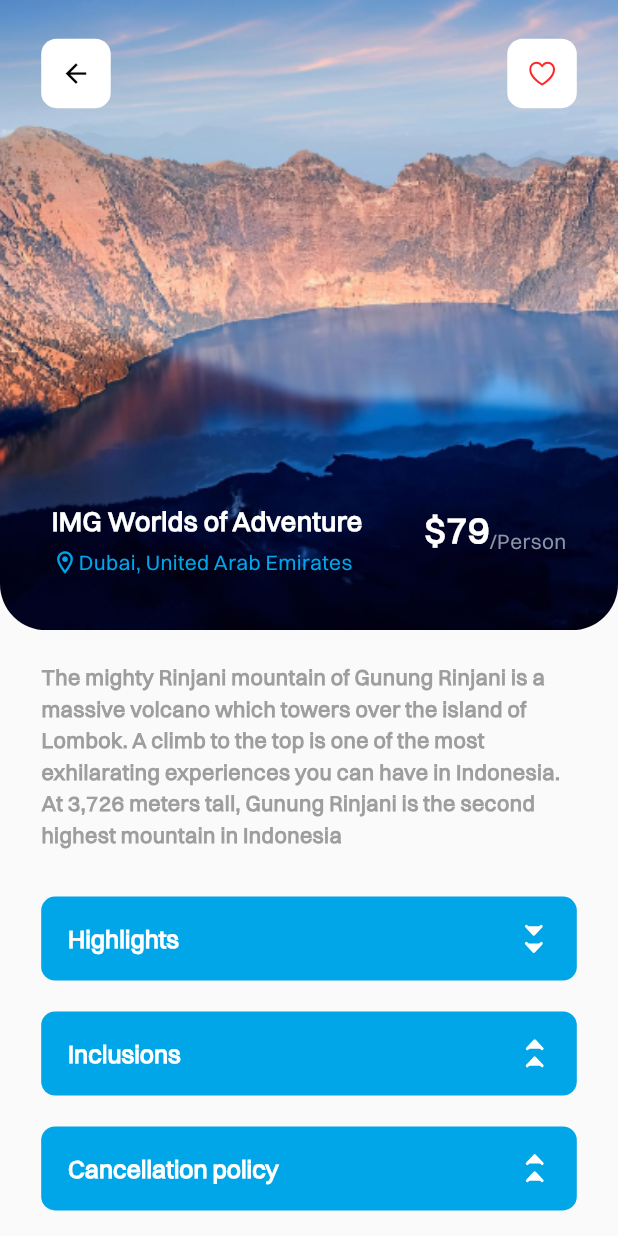
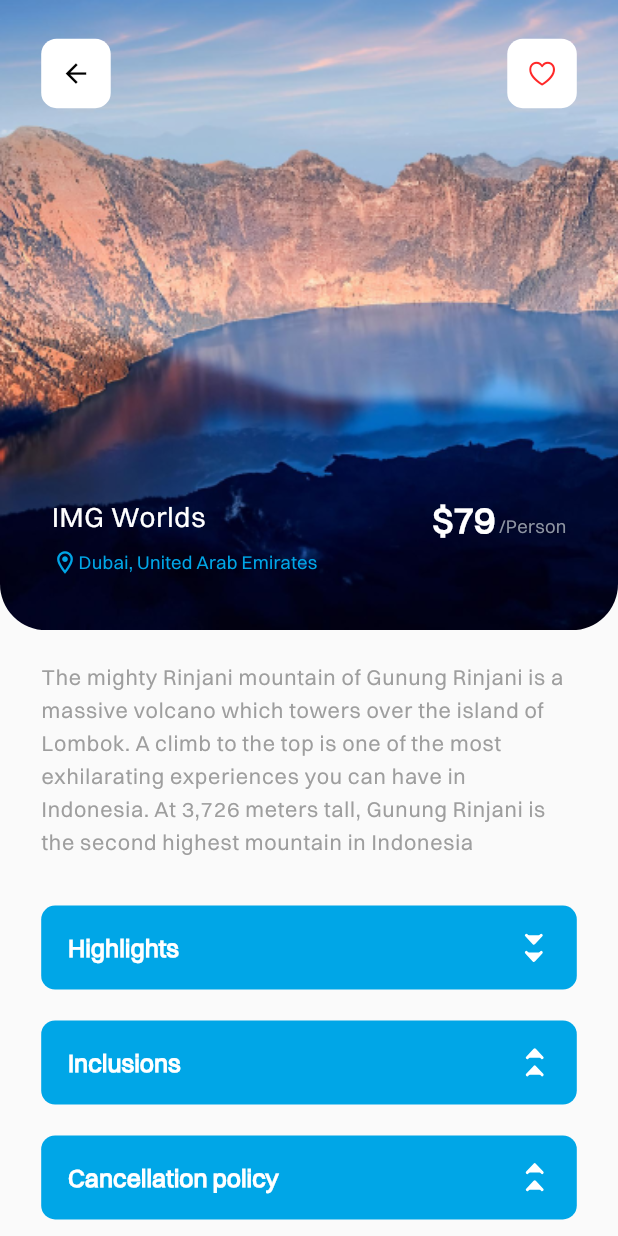
Before and after one commit to codegyept/travellapp, a Flutter app: the TravelDetailsScreen screen opened by its route, after a tap on "Highlights", on a phone screen of 412 x 824 dp. Run offline on Flutter 3.47's test engine with Material 3 defaults, Android fonts, the phone set to English and light mode, and no system bars; our stand-ins replace animated_splash_screen, bloc, curved_labeled_navigation_bar, dotted_line, flutter_bloc, flutter_screenutil and 5 more.

Commit message:
apply text theme to `blog_details_screen` and `travel_details_screen` screens

```diff
--- a/lib/core/utils/bolg_travel_title_section.dart
+++ b/lib/core/utils/bolg_travel_title_section.dart
@@ -10,6 +10,7 @@ class BolgTravelTitleSection extends StatelessWidget {
   final String address;
   final String price;
   final String imagePath;
+  final bool isTrip;
   final void Function()? onLikePressed;
 
   const BolgTravelTitleSection({
@@ -18,6 +19,7 @@ class BolgTravelTitleSection extends StatelessWidget {
     required this.price,
     required this.imagePath,
     this.onLikePressed,
+    this.isTrip = true,
     super.key,
   });
 
@@ -53,6 +55,7 @@ class BolgTravelTitleSection extends StatelessWidget {
                     context.pop();
                   },
                 ),
+                if (isTrip)
                   CustomIconButton(
                     icon: CupertinoIcons.heart,
                     iconColor: AppColors.redAppColor,
@@ -67,21 +70,37 @@ class BolgTravelTitleSection extends StatelessWidget {
             right: 0,
             child: Padding(
               padding: EdgeInsets.symmetric(horizontal: 25.w, vertical: 35.h),
-              child: Row(
+              child: Column(
+                crossAxisAlignment: CrossAxisAlignment.start,
+                children: [
+                  Row(
                     crossAxisAlignment: CrossAxisAlignment.start,
                     mainAxisAlignment: MainAxisAlignment.spaceBetween,
                     children: [
-                  Column(
-                    crossAxisAlignment: CrossAxisAlignment.start,
-                    mainAxisAlignment: MainAxisAlignment.end,
-                    children: [
                       Text(
                         title,
-                        style: const TextStyle(
+                        style: Theme.of(context).textTheme.labelMedium!.copyWith(
                               color: AppColors.white,
-                          fontSize: 18,
-                          fontWeight: FontWeight.w700,
+                              fontWeight: FontWeight.w400,
                             ),
+                      ),
+                      Row(
+                        crossAxisAlignment: CrossAxisAlignment.end,
+                        children: [
+                          if (isTrip)
+                            Text(
+                              "\$$price",
+                              style: Theme.of(context).textTheme.displayLarge,
+                            ),
+                          Text(
+                            isTrip ? " /Person" : '7,3 2024',
+                            style: Theme.of(context).textTheme.titleMedium!.copyWith(
+                                  color: AppColors.grayLight,
+                                ),
+                          ),
+                        ],
+                      ),
+                    ],
                   ),
                   SizedBox(
                     height: 5.h,
@@ -95,36 +114,8 @@ class BolgTravelTitleSection extends StatelessWidget {
                       ),
                       Text(
                         address,
-                            style: const TextStyle(
-                              fontSize: 14,
-                              color: AppColors.textAndBackgroundColorButton,
-                              fontWeight: FontWeight.w400,
-                              height: 1.3,
-                            ),
-                          ),
-                        ],
-                      ),
-                    ],
-                  ),
-                  Row(
-                    crossAxisAlignment: CrossAxisAlignment.end,
-                    children: [
-                      Text(
-                        "\$$price",
-                        style:  TextStyle(
-                          color: AppColors.white,
-                          fontSize: 24.sp,
-                          fontWeight: FontWeight.w700,
-                        ),
-                      ),
-                      const Text(
-                        "/Person",
-                        style: TextStyle(
-                          fontSize: 14,
-                          color: AppColors.grayLight,
-                          fontWeight: FontWeight.w400,
-                          height: 1.3,
-                        ),
+                        overflow: TextOverflow.ellipsis,
+                        style: Theme.of(context).textTheme.titleMedium,
                       ),
                     ],
                   ),
--- a/lib/core/utils/comment_card.dart
+++ b/lib/core/utils/comment_card.dart
@@ -40,20 +40,15 @@ class CommentCard extends StatelessWidget {
                     name,
                     overflow: TextOverflow.ellipsis,
                     maxLines: 4,
-                    style: const TextStyle(
-                      fontSize: 16,
-                      fontWeight: FontWeight.w700,
-                    ),
+                    style: Theme.of(context).textTheme.bodyMedium,
                   ),
                 ],
               ),
               Text(
                 date,
-                style: const TextStyle(
-                  fontSize: 15,
-                  fontWeight: FontWeight.w700,
-                  color: AppColors.grey,
-                ),
+                style: Theme.of(context).textTheme.displaySmall!.copyWith(
+                      color: AppColors.grayLight,
+                    ),
               ),
             ],
           ),
@@ -64,10 +59,7 @@ class CommentCard extends StatelessWidget {
             comment,
             maxLines: 4,
             overflow: TextOverflow.ellipsis,
-            style: const TextStyle(
-              fontSize: 16,
-              fontWeight: FontWeight.w400,
-            ),
+            style: Theme.of(context).textTheme.bodyLarge,
           ),
         ],
       ),
--- a/lib/core/utils/custom_expansion_tile.dart
+++ b/lib/core/utils/custom_expansion_tile.dart
@@ -77,7 +77,9 @@ class _CustomExpansionTileState extends State<CustomExpansionTile> {
                 if (widget.content != null)
                   Text(
                     widget.content!,
-                    style: Theme.of(context).textTheme.displayMedium,
+                    style: Theme.of(context).textTheme.bodyLarge!.copyWith(
+                          color: AppColors.white,
+                        ),
                   ),
                 ...widget.children
               ],
--- a/lib/core/utils/custom_rating_bar.dart
+++ b/lib/core/utils/custom_rating_bar.dart
@@ -36,20 +36,18 @@ class CustomRatingBar extends StatelessWidget {
               ),
               Text(
                 '$starCount/5',
-                style: const TextStyle(
-                  color: AppColors.black,
-                  fontSize: 12,
-                ),
+                style: Theme.of(context).textTheme.headlineSmall!.copyWith(
+                      color: AppColors.black,
+                    ),
               ),
             ],
           ),
         ),
         trailing: Text(
           '$ratingCount',
-          style: const TextStyle(
-            color: AppColors.black,
-            fontSize: 12,
-          ),
+          style: Theme.of(context).textTheme.headlineSmall!.copyWith(
+                color: AppColors.black,
+              ),
         ),
         barRadius: Radius.circular(10.r),
         lineHeight: 6.h,
--- a/lib/core/utils/ratings_reviews_section.dart
+++ b/lib/core/utils/ratings_reviews_section.dart
@@ -17,13 +17,9 @@ class RatingsReviewsSection extends StatelessWidget {
       child: Column(
         crossAxisAlignment: CrossAxisAlignment.start,
         children: [
-          const Text(
+          Text(
             "Ratings & Reviews",
-            style: TextStyle(
-              color: Colors.black,
-              fontSize: 18,
-              fontWeight: FontWeight.w700,
-            ),
+            style: Theme.of(context).textTheme.labelMedium,
           ),
           SizedBox(
             height: 10.h,
@@ -38,13 +34,9 @@ class RatingsReviewsSection extends StatelessWidget {
               SizedBox(
                 width: 5.w,
               ),
-              const Text(
+              Text(
                 "4.2 (852)",
-                style: TextStyle(
-                  color: Colors.black,
-                  fontSize: 16,
-                  fontWeight: FontWeight.w600,
-                ),
+                style: Theme.of(context).textTheme.bodyLarge,
               ),
             ],
           ),
--- a/lib/features/layout_screen/presentation/views/travel_details_screen.dart
+++ b/lib/features/layout_screen/presentation/views/travel_details_screen.dart
@@ -1,4 +1,5 @@
 import 'package:flutter/material.dart';
+import 'package:flutter/services.dart';
 import 'package:flutter_screenutil/flutter_screenutil.dart';
 import 'package:rehlatyuae/core/utils/app_assets.dart';
 import 'package:rehlatyuae/core/utils/app_colors.dart';
@@ -8,16 +9,21 @@ import 'package:rehlatyuae/core/utils/experiences_section.dart';
 import 'package:rehlatyuae/core/utils/preview_travels_section.dart';
 import 'package:rehlatyuae/core/utils/ratings_reviews_section.dart';
 
-class TravelDetailsScreen extends StatelessWidget {
+class TravelDetailsScreen extends StatefulWidget {
   const TravelDetailsScreen({super.key});
 
+  @override
+  State<TravelDetailsScreen> createState() => _TravelDetailsScreenState();
+}
+
+class _TravelDetailsScreenState extends State<TravelDetailsScreen> {
   @override
   Widget build(BuildContext context) {
     return Scaffold(
       body: ListView(
         children: [
           const BolgTravelTitleSection(
-            title: "IMG Worlds of Adventure",
+            title: "IMG Worlds",
             address: "Dubai, United Arab Emirates",
             price: "79",
             imagePath: AppAssets.travel,
@@ -26,10 +32,9 @@ class TravelDetailsScreen extends StatelessWidget {
             padding: EdgeInsets.symmetric(horizontal: 20.w, vertical: 20.h),
             child: Text(
               'The mighty Rinjani mountain of Gunung Rinjani is a massive volcano which towers over the island of Lombok. A climb to the top is one of the most exhilarating experiences you can have in Indonesia. At 3,726 meters tall, Gunung Rinjani is the second highest mountain in Indonesia',
-              style: TextStyle(
-                color: AppColors.grey,
-                fontSize: 14.sp,
-              ),
+              style: Theme.of(context).textTheme.bodyLarge!.copyWith(
+                    color: AppColors.grey,
+                  ),
             ),
           ),
           const CustomExpansionTile(
@@ -70,4 +75,16 @@ class TravelDetailsScreen extends StatelessWidget {
       ),
     );
   }
+
+  @override
+  void initState() {
+    SystemChrome.setEnabledSystemUIMode(SystemUiMode.immersiveSticky);
+    super.initState();
+  }
+
+  @override
+  void dispose() {
+    SystemChrome.setEnabledSystemUIMode(SystemUiMode.manual, overlays: SystemUiOverlay.values);
+    super.dispose();
+  }
 }
--- a/lib/features/layout_screen/presentation/views/widgets/custom_bottom_navigation_bar.dart
+++ b/lib/features/layout_screen/presentation/views/widgets/custom_bottom_navigation_bar.dart
@@ -92,14 +92,13 @@ class _CustomBottomNavigationBarState extends State<CustomBottomNavigationBar> {
         ),
       ],
       index: index,
-      height: 80.h,
       onTap: (selectedIndex) {
         setState(() {
           index = selectedIndex;
           widget.onTap?.call(index);
         });
       },
-      backgroundColor: AppColors.white,
+      backgroundColor: Colors.transparent,
       buttonBackgroundColor: AppColors.textAndBackgroundColorButton,
       color: AppColors.blogItemBackgroundColor,
       animationDuration: const Duration(milliseconds: 300),
```
Also changed, not shown: lib/features/layout_screen/presentation/views/home_screen.dart (+4 -6 lines), lib/features/our_blogs/presentation/views/blog_details_screen.dart (+23 -6 lines), lib/features/our_blogs/presentation/views/widgets/paragraph_section.dart (+6 -11 lines). Lines whose indentation alone changed are shown as unchanged.
